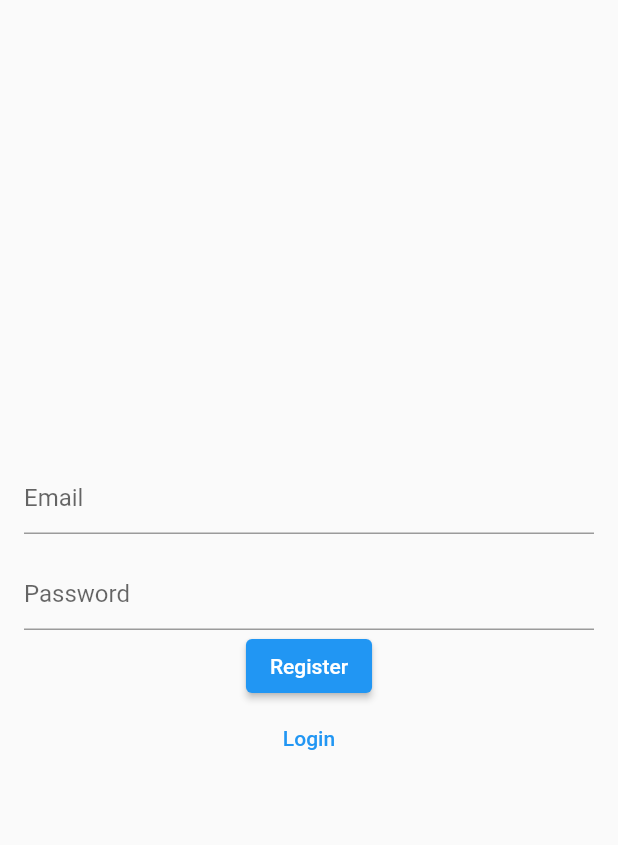
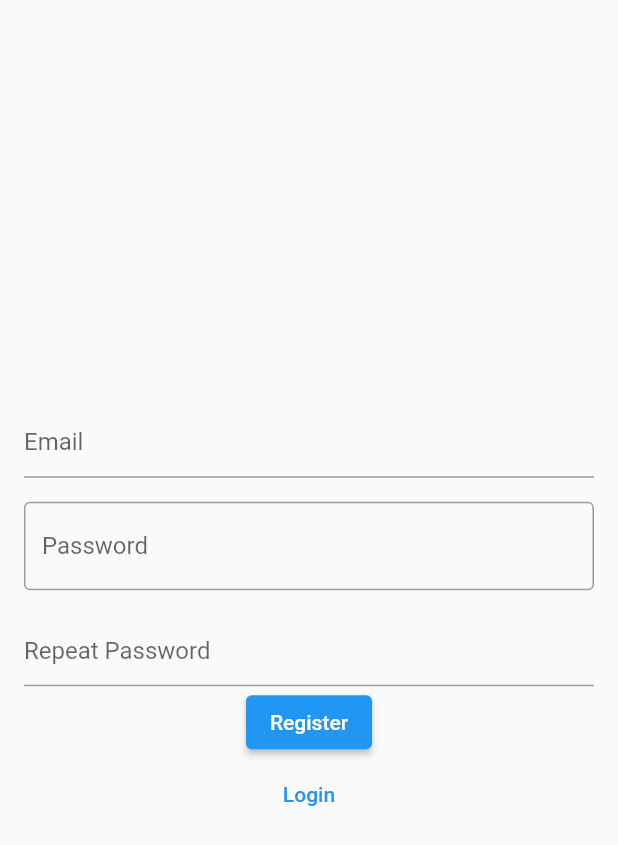
Before and after one commit to JordiiVidal/baketimer, a Flutter app: the screen it shows after launch, after a tap on "Create account", on a phone screen of 412 x 824 dp. Shown: the top 845 px of the screen. Run offline on Flutter 3.47's test engine with Material 2 defaults, Android fonts, the phone set to English and light mode, and no system bars; our stand-ins replace firebase_auth, firebase_core, fluttertoast; accounts and stored records are empty; network calls fail.

Commit message:
login ui

```diff
--- a/lib/views/auth/login_view.dart
+++ b/lib/views/auth/login_view.dart
@@ -1,6 +1,5 @@
 import 'package:baketimer/constants/routes.dart';
 import 'package:flutter/material.dart';
-import 'package:fluttertoast/fluttertoast.dart';
 import 'package:firebase_auth/firebase_auth.dart';
 import '../../utilities/show_error_toast.dart';
 import '../../widgets/auth_column.dart';
@@ -16,6 +15,7 @@ class _LoginViewState extends State<LoginView> {
   final user = FirebaseAuth.instance.currentUser;
   late final TextEditingController _email;
   late final TextEditingController _password;
+  bool _showPassword = false;
 
   @override
   void initState() {
@@ -36,37 +36,95 @@ class _LoginViewState extends State<LoginView> {
     return Scaffold(
       body: AuthColumn(
         children: [
-          TextField(
+          const SizedBox(
+            height: 100,
+            child: Text(
+              'BAKETIMER',
+              style: TextStyle(
+                fontSize: 34,
+              ),
+            ),
+          ),
+          TextFormField(
             controller: _email,
             keyboardType: TextInputType.emailAddress,
             enableSuggestions: true,
             autocorrect: true,
-            decoration: const InputDecoration(
-              hintText: 'Email',
+            autovalidateMode: AutovalidateMode.onUserInteraction,
+            decoration: InputDecoration(
+              labelText: 'Email',
+              errorStyle: const TextStyle(height: 0),
+              hintText: 'Enter your email',
+              border: OutlineInputBorder(
+                borderRadius: BorderRadius.circular(50),
+              ),
+              prefixIcon: const Icon(Icons.email),
             ),
+            validator: _validatorEmail,
           ),
           const SizedBox(
             height: 16.0,
           ),
-          TextField(
+          TextFormField(
             controller: _password,
             keyboardType: TextInputType.text,
-            obscureText: true,
+            obscureText: _showPassword ? false : true,
             enableSuggestions: false,
             autocorrect: false,
-            decoration: const InputDecoration(hintText: 'Password'),
+            enableInteractiveSelection: true,
+            toolbarOptions: const ToolbarOptions(
+              copy: false,
+              paste: false,
+              cut: false,
+              selectAll: false,
+            ),
+            autovalidateMode: AutovalidateMode.onUserInteraction,
+            decoration: InputDecoration(
+              labelText: 'Password',
+              hintText: 'Enter your password',
+              border: OutlineInputBorder(
+                borderRadius: BorderRadius.circular(50),
+              ),
+              prefixIcon: const Icon(Icons.lock),
+              suffixIcon: GestureDetector(
+                onTap: (() => setState(() => _showPassword = !_showPassword)),
+                child: Icon(
+                  _showPassword
+                      ? Icons.remove_red_eye
+                      : Icons.remove_red_eye_outlined,
+                ),
+              ),
+            ),
+            validator: _validatorPassword,
           ),
-          ElevatedButton(
-            onPressed: () => login(),
-            child: const Text('Login'),
+          Container(
+            width: double.infinity,
+            padding: const EdgeInsets.only(
+              top: 16.0,
+            ),
+            child: ElevatedButton(
+              onPressed: () => login(),
+              style: ElevatedButton.styleFrom(shape: const StadiumBorder()),
+              child: const Padding(
+                padding: EdgeInsets.symmetric(
+                  vertical: 12,
+                ),
+                child: Text('Login'),
+              ),
+            ),
           ),
           TextButton(
             onPressed: () => Navigator.pushNamed(
               context,
               registerRoute,
-              arguments: {'email': _email.value},
+              arguments: {'email': _email.text},
             ),
-            child: const Text('Create account'),
+            child: const Text(
+              'Create account',
+              style: TextStyle(
+                color: Colors.black54,
+              ),
+            ),
           )
         ],
       ),
@@ -100,4 +158,30 @@ class _LoginViewState extends State<LoginView> {
       await showErrorToast(msg);
     }
   }
+
+  String? _validatorEmail(text) {
+    return (text.isEmpty || text.length < 4) ? '' : null;
+  }
+
+  String? _validatorPassword(txt) {
+    if (txt == null || txt.isEmpty) {
+      return "Invalid password!";
+    }
+    if (txt.length < 8) {
+      return "Password must has 8 characters";
+    }
+    if (!txt.contains(RegExp(r'[A-Z]'))) {
+      return "Password must has uppercase";
+    }
+    if (!txt.contains(RegExp(r'[0-9]'))) {
+      return "Password must has digits";
+    }
+    if (!txt.contains(RegExp(r'[a-z]'))) {
+      return "Password must has lowercase";
+    }
+    if (!txt.contains(RegExp(r'[#?!@$%^&*-]'))) {
+      return "Password must has special characters";
+    }
+    return null;
+  }
 }
--- a/lib/views/auth/register_view.dart
+++ b/lib/views/auth/register_view.dart
@@ -17,11 +17,13 @@ class _RegisterViewState extends State<RegisterView> {
   late final TextEditingController
       _email; //late promise i will give value variable
   late final TextEditingController _password;
+  late final TextEditingController _passwordRepeat;
 
   @override
   void initState() {
     _email = TextEditingController();
     _password = TextEditingController();
+    _passwordRepeat = TextEditingController();
     super.initState();
   }
 
@@ -29,11 +31,13 @@ class _RegisterViewState extends State<RegisterView> {
   void dispose() {
     _email.dispose();
     _password.dispose();
+    _passwordRepeat.dispose();
     super.dispose();
   }
 
   @override
   Widget build(BuildContext context) {
+    var msgError = 'The email address provided may be registered already.';
     return Scaffold(
       body: AuthColumn(
         children: [
@@ -42,9 +46,7 @@ class _RegisterViewState extends State<RegisterView> {
             keyboardType: TextInputType.emailAddress,
             enableSuggestions: true,
             autocorrect: false,
-            decoration: const InputDecoration(
-              hintText: 'Email',
-            ),
+            decoration: const InputDecoration(hintText: 'Email'),
           ),
           const SizedBox(
             height: 16,
@@ -55,7 +57,21 @@ class _RegisterViewState extends State<RegisterView> {
             obscureText: true,
             enableSuggestions: false,
             autocorrect: false,
-            decoration: const InputDecoration(hintText: 'Password'),
+            decoration: const InputDecoration(
+              hintText: 'Password',
+              border: OutlineInputBorder(),
+            ),
+          ),
+          const SizedBox(
+            height: 16,
+          ),
+          TextField(
+            controller: _passwordRepeat,
+            keyboardType: TextInputType.text,
+            obscureText: true,
+            enableSuggestions: false,
+            autocorrect: false,
+            decoration: const InputDecoration(hintText: 'Repeat Password'),
           ),
           ElevatedButton(
             onPressed: () async {
@@ -72,17 +88,16 @@ class _RegisterViewState extends State<RegisterView> {
                 final route = (auth.user?.emailVerified ?? false)
                     ? productsRoute
                     : verifyEmaiRoute;
-                Navigator.of(context)
-                    .pushNamedAndRemoveUntil(route, (route) => false);
+                Navigator.of(context).pushNamed(route);
               } on FirebaseAuthException catch (e) {
                 if (e.code == 'weak-password') {
-                  showErrorToast('The password provided is too weak.');
+                  msgError = 'The password provided is too weak.';
                 } else if (e.code == 'email-already-in-use') {
-                  showErrorToast('The account already exists for that email.');
+                  msgError = 'The account already exists for that email.';
                 }
+                await showErrorToast(msgError);
               } catch (e) {
-                showErrorToast(
-                    'The email address provided may be registered already.');
+                await showErrorToast(msgError);
               }
             },
             child: const Text('Register'),
```
